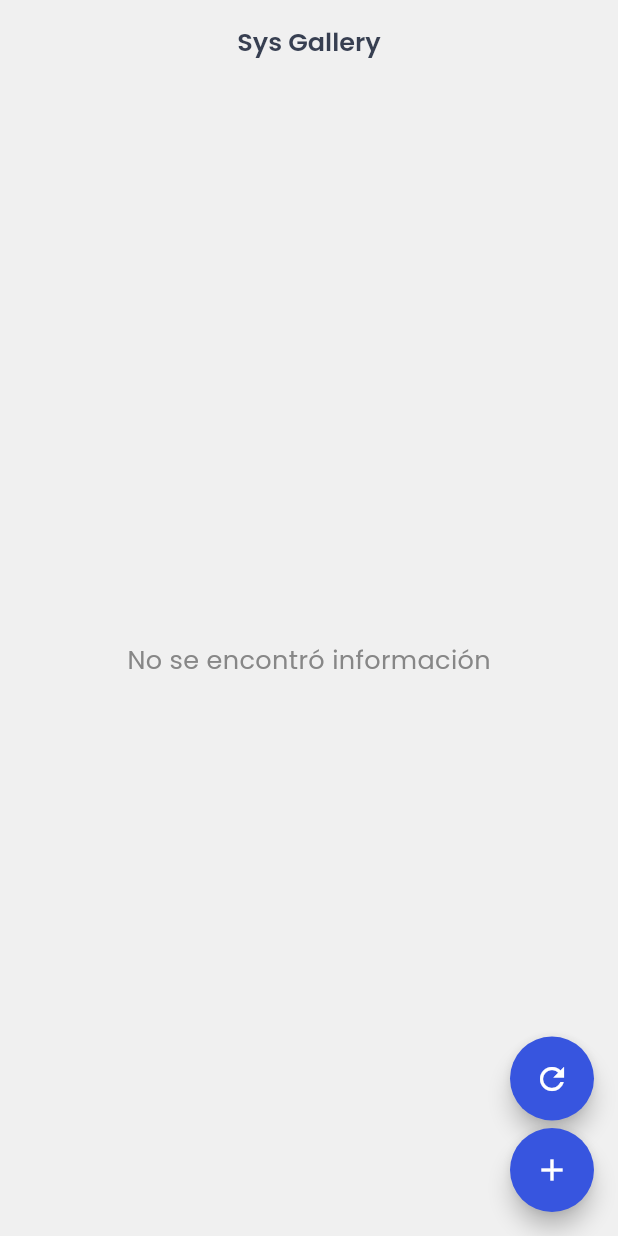
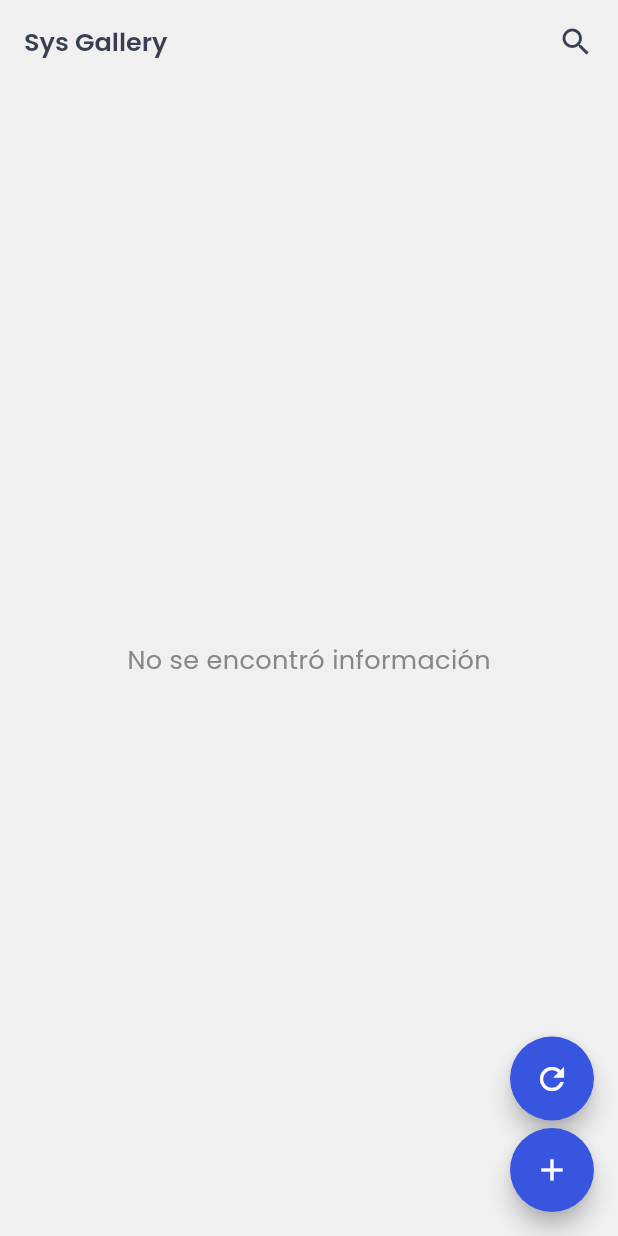
Before and after one commit to DAArbelaez/sys_gallery, a Flutter app: the screen it shows after launch, on a phone screen of 412 x 824 dp. Run offline on Flutter 3.47's test engine with Material 3 defaults, Android fonts, the phone set to English and light mode, and no system bars; our stand-ins replace file_picker, firebase_core, firebase_crashlytics, firebase_database, flutter_dotenv, go_router and 2 more; accounts and stored records are empty.

Commit message:
Filter image list

```diff
--- a/lib/src/constants/sg_icons.dart
+++ b/lib/src/constants/sg_icons.dart
@@ -9,6 +9,8 @@ const kRefreshIcon = Icon(Icons.refresh, color: kWhite);
 
 const kArrowBackIcon = Icon(Icons.arrow_back, color: kWhite);
 
+const kSearchIcon = Icon(Icons.search, color: kCharcoalPrimary);
+
 const kAddDarkIcon = Icon(Icons.add, color: kDark, size: 44);
 
 const kCloseIcon = Icon(Icons.close, color: kSilver);
--- a/lib/src/features/images/image_list/presentation/image_list_screen.dart
+++ b/lib/src/features/images/image_list/presentation/image_list_screen.dart
@@ -3,6 +3,7 @@ import 'package:flutter_staggered_grid_view/flutter_staggered_grid_view.dart';
 import 'package:go_router/go_router.dart';
 import 'package:provider/provider.dart';
 import 'package:sys_gallery/src/common/presentation/image_card.dart';
+import 'package:sys_gallery/src/common/presentation/text_field/text_field.dart';
 import 'package:sys_gallery/src/constants/app_colors_constants.dart';
 import 'package:sys_gallery/src/constants/cm_constants.dart';
 import 'package:sys_gallery/src/constants/sg_icons.dart';
@@ -30,10 +31,11 @@ class _ImageListScreenState extends State<ImageListScreen> {
   @override
   Widget build(BuildContext context) {
     return Scaffold(
-      appBar: AppBar(
-        backgroundColor: kLightSilver,
-        title: Text("Sys Gallery", style: kSubtitleTextStyle.copyWith(fontWeight: FontWeight.w600)),
-        centerTitle: true,
+      appBar: CustomAppBar(
+        onTextChange: (query) {
+          if(query == null) return;
+          context.read<ImageListController>().filterImagesByTitle(query);
+        },
       ),
       floatingActionButton: Column(
         mainAxisSize: MainAxisSize.min,
@@ -60,7 +62,7 @@ class _ImageListScreenState extends State<ImageListScreen> {
           builder: (context, ref, child) {
             switch (ref.getCurrentState) {
               case ProviderState.success:
-                final list = ref.imageList;
+                final list = ref.imageListFiltered;
 
                 return RefreshIndicator(
                   onRefresh: () => ref.fetchImages(),
@@ -88,3 +90,57 @@ class _ImageListScreenState extends State<ImageListScreen> {
     );
   }
 }
+
+class CustomAppBar extends StatefulWidget implements PreferredSizeWidget {
+  const CustomAppBar({super.key, required this.onTextChange});
+
+  final Function(String?) onTextChange;
+
+  @override
+  CustomAppBarState createState() => CustomAppBarState();
+
+  @override
+  Size get preferredSize => const Size.fromHeight(kToolbarHeight);
+}
+
+class CustomAppBarState extends State<CustomAppBar> {
+  bool _showSearchField = false;
+
+  void _toggleSearchField() {
+    setState(() {
+      _showSearchField = !_showSearchField;
+      if(!_showSearchField) {
+        context.read<ImageListController>().filterImagesByTitle("");
+      }
+    });
+  }
+
+  @override
+  Widget build(BuildContext context) {
+    final toggleButton = GestureDetector(
+      onTap: _toggleSearchField,
+      child: Icon(_showSearchField ? Icons.close : Icons.search),
+    );
+
+    return AppBar(
+      backgroundColor: kLightSilver,
+      title: Visibility(
+        visible: !_showSearchField,
+        replacement: Row(
+          children: [
+            Expanded(child: TextCustomTextField(onTextChange: widget.onTextChange)),
+            const SizedBox(width: 10),
+            toggleButton,
+          ],
+        ),
+        child: Row(
+          mainAxisAlignment: MainAxisAlignment.spaceBetween,
+          children: [
+            Text('Sys Gallery', style: kSubtitleTextStyle.copyWith(fontWeight: FontWeight.w600)),
+            toggleButton,
+          ],
+        ),
+      ),
+    );
+  }
+}
```
Also changed, not shown: lib/src/features/images/image_list/presentation/controller/image_list_controller.dart (+15 -1 lines).
